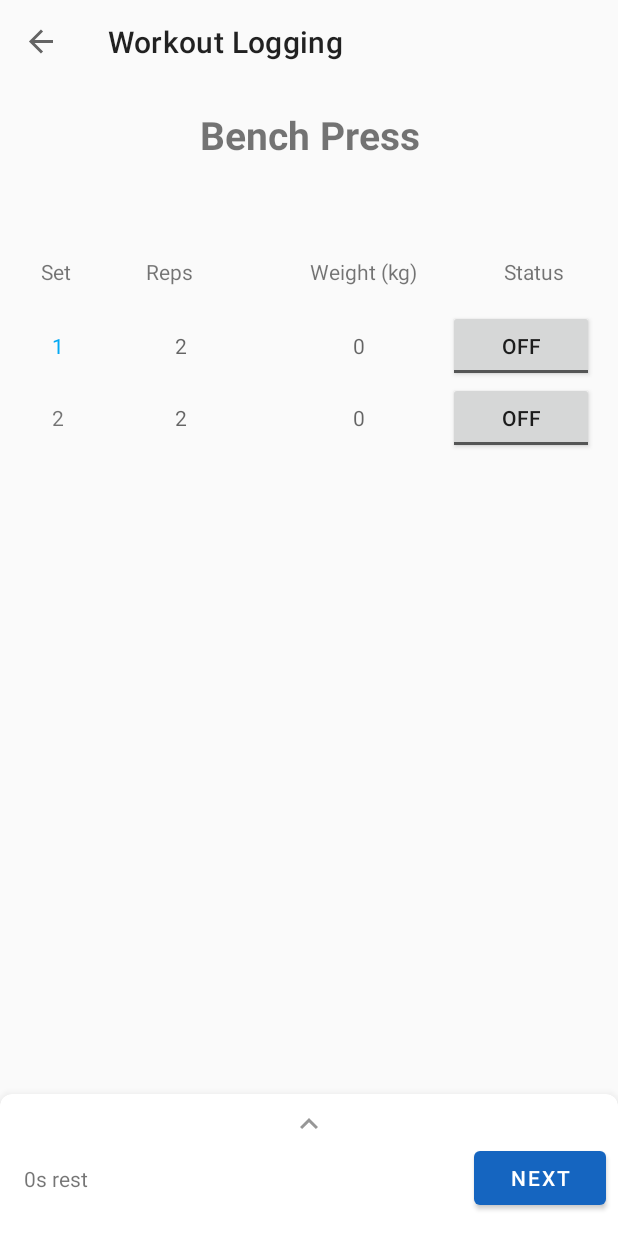
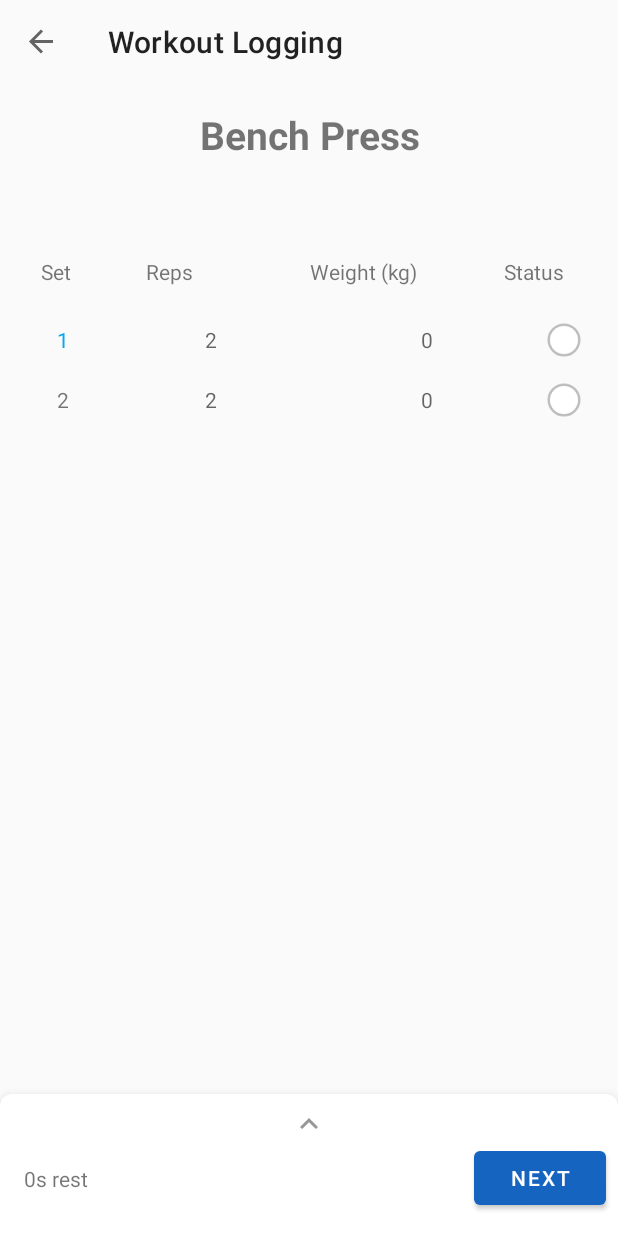
Before and after one commit to michalorestes/fitness-fatality-native, an Android app: the screen it shows after launch (MainActivity), after a tap on "Start", on a phone screen of 412 x 824 dp. Run offline under Robolectric (Android 15) with nearby library versions, the phone set to English and light mode, and no system bars; our stand-ins replace Room's generated code, data binding, navigation-ui.

Commit message:
Basic status indicator view

```diff
--- /dev/null
+++ b/app/src/main/java/com/example/fitnessfatality/ui/customViews/customBottomAppBar/StatusIndicator.kt
@@ -0,0 +1,71 @@
+package com.example.fitnessfatality.ui.customViews.customBottomAppBar
+
+import android.content.Context
+import android.graphics.Canvas
+import android.graphics.Color
+import android.graphics.Paint
+import android.util.AttributeSet
+import android.view.View
+import kotlin.math.min
+
+class StatusIndicator : View {
+    private val fillPaint = Paint(Paint.ANTI_ALIAS_FLAG).apply {
+        color = Color.parseColor("#FFFFFF")
+        style = Paint.Style.FILL
+
+    }
+
+    private val strokePaint = Paint(Paint.ANTI_ALIAS_FLAG).apply {
+        color = Color.parseColor("#BFBFBF")
+        style = Paint.Style.STROKE
+        strokeWidth = 5f
+
+    }
+
+    private val desiredWidth = 100
+    private val desiredHeight = 100
+
+    constructor(context: Context) : super(context)
+    constructor(context: Context, attributeSet: AttributeSet) : super(context, attributeSet)
+    constructor(context: Context, attributeSet: AttributeSet, defStyleAttr: Int) : super(
+        context,
+        attributeSet,
+        defStyleAttr
+    )
+
+    override fun onDraw(canvas: Canvas?) {
+        val cx = (width / 2).toFloat()
+        val cy = (height / 2).toFloat()
+        val fixedPadding = 5
+        val radios = cy - fixedPadding
+
+        canvas?.apply {
+            drawCircle(cx, cy, radios, strokePaint)
+            drawCircle(cx, cy, radios, fillPaint)
+//            setBackgroundColor(Color.parseColor("#000000"))
+        }
+
+        super.onDraw(canvas)
+    }
+
+    override fun onMeasure(widthMeasureSpec: Int, heightMeasureSpec: Int) {
+        val widthMode = MeasureSpec.getMode(widthMeasureSpec)
+        val widthSize = MeasureSpec.getSize(widthMeasureSpec)
+        val heightMode = MeasureSpec.getMode(heightMeasureSpec)
+        val heightSize = MeasureSpec.getSize(heightMeasureSpec)
+
+        val width = when (widthMode) {
+            MeasureSpec.EXACTLY -> widthSize
+            MeasureSpec.AT_MOST -> min(desiredWidth, widthSize)
+            else -> desiredWidth
+        }
+
+        val height = when (heightMode) {
+            MeasureSpec.EXACTLY -> heightSize
+            MeasureSpec.AT_MOST -> min(desiredHeight, heightSize)
+            else -> heightSize
+        }
+
+        setMeasuredDimension(width, height)
+    }
+}
--- a/app/src/main/java/com/example/fitnessfatality/ui/screens/workoutTracking/SingleExerciseLogFragment.kt
+++ b/app/src/main/java/com/example/fitnessfatality/ui/screens/workoutTracking/SingleExerciseLogFragment.kt
@@ -7,7 +7,6 @@ import android.view.ViewGroup
 import android.widget.LinearLayout
 import androidx.core.content.ContextCompat
 import androidx.fragment.app.Fragment
-import androidx.lifecycle.MutableLiveData
 import androidx.lifecycle.Observer
 import androidx.lifecycle.ViewModelProviders
 import com.example.fitnessfatality.R
@@ -18,7 +17,6 @@ import com.example.fitnessfatality.ui.screens.workoutTracking.viewModels.Trackin
 import kotlinx.android.synthetic.main.dialog_bottomsheet_workout_details.view.lbl_exercise_name
 import kotlinx.android.synthetic.main.fragment_workout_logging_log_entry.view.*
 import kotlinx.android.synthetic.main.view_pager_workout_logging.view.*
-import java.text.FieldPosition
 
 class SingleExerciseLogFragment(
     private val workoutExercise: WorkoutExercisePojo,
--- a/app/src/main/res/layout/fragment_workout_logging_log_entry.xml
+++ b/app/src/main/res/layout/fragment_workout_logging_log_entry.xml
@@ -2,6 +2,7 @@
 <LinearLayout xmlns:android="http://schemas.android.com/apk/res/android"
     android:layout_width="match_parent"
     android:layout_height="match_parent"
+    android:layout_gravity="center"
     android:orientation="horizontal">
 
     <TextView
@@ -10,7 +11,6 @@
         android:layout_height="wrap_content"
         android:layout_weight="0.3"
         android:paddingHorizontal="16dp"
-        android:text="1"
         android:textAlignment="center" />
 
     <EditText
@@ -37,9 +37,10 @@
         android:maxLength="6"
         android:textAlignment="center" />
 
-    <ToggleButton
-        android:layout_width="wrap_content"
-        android:layout_height="wrap_content"
-        android:layout_weight="0.5"
-        android:text="ToggleButton" />
+    <com.example.fitnessfatality.ui.customViews.customBottomAppBar.StatusIndicator
+        android:layout_gravity="center"
+        android:id="@+id/statusIndicator"
+        android:layout_width="25dp"
+        android:layout_height="25dp"
+        android:layout_weight="0.3" />
 </LinearLayout>
--- /dev/null
+++ b/app/src/main/res/values/attrs.xml
@@ -0,0 +1,6 @@
+<?xml version="1.0" encoding="utf-8"?>
+<resources>
+<!--    <declare-styleable name="StatusIndicator">-->
+<!--        <attr name="message" format="string" />-->
+<!--    </declare-styleable>-->
+</resources>
```
